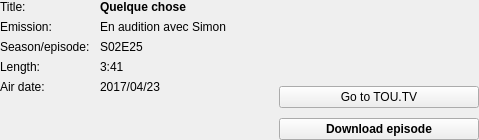
This is toutvqt/dat/ui/episode_infos_widget.ui in bvanheu/pytoutv as Qt 5 draws it before an edit. The edited form follows.
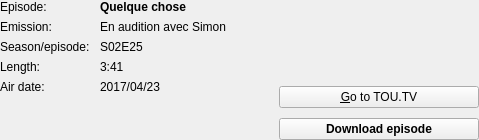
This is the edited form.

Commit message: Qt: be more precise in infos widgets labels

The edit to the form file:
```diff
--- a/toutvqt/dat/ui/episode_infos_widget.ui
+++ b/toutvqt/dat/ui/episode_infos_widget.ui
@@ -33,7 +33,7 @@
        <item row="0" column="0">
         <widget class="QLabel" name="title_label">
          <property name="text">
-          <string>Title:</string>
+          <string>Episode:</string>
          </property>
         </widget>
        </item>
@@ -203,7 +203,7 @@
         </size>
        </property>
        <property name="text">
-        <string>Go to TOU.TV</string>
+        <string>&amp;Go to TOU.TV</string>
        </property>
       </widget>
      </item>
```
The commit also changes 2 other files.
